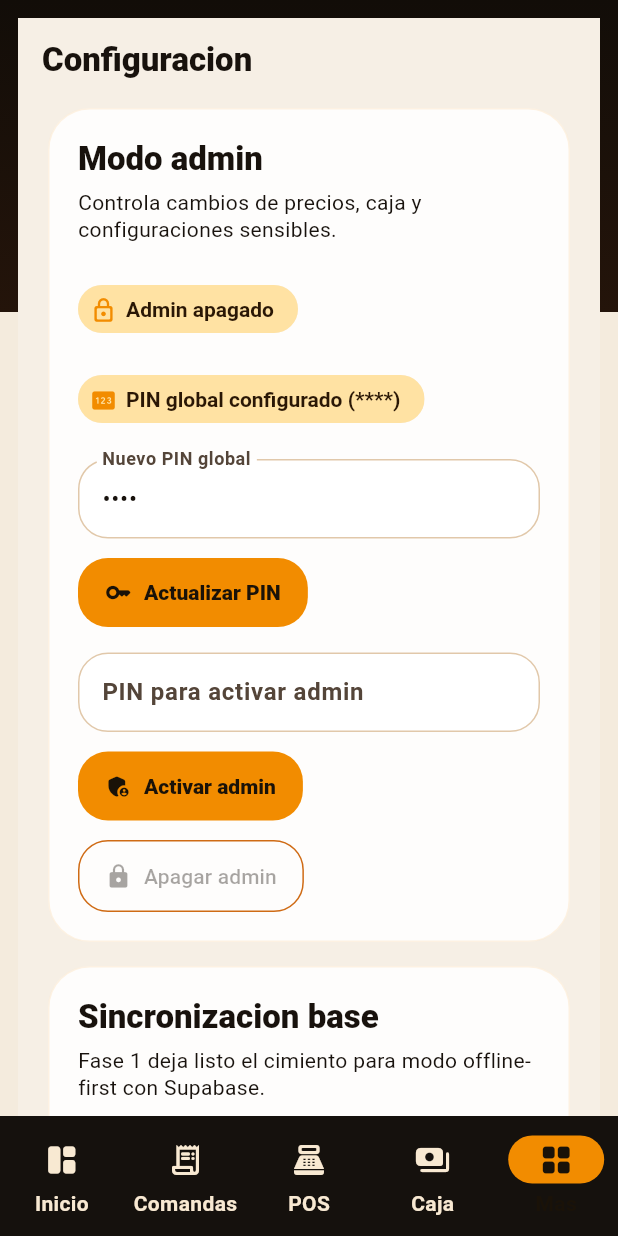
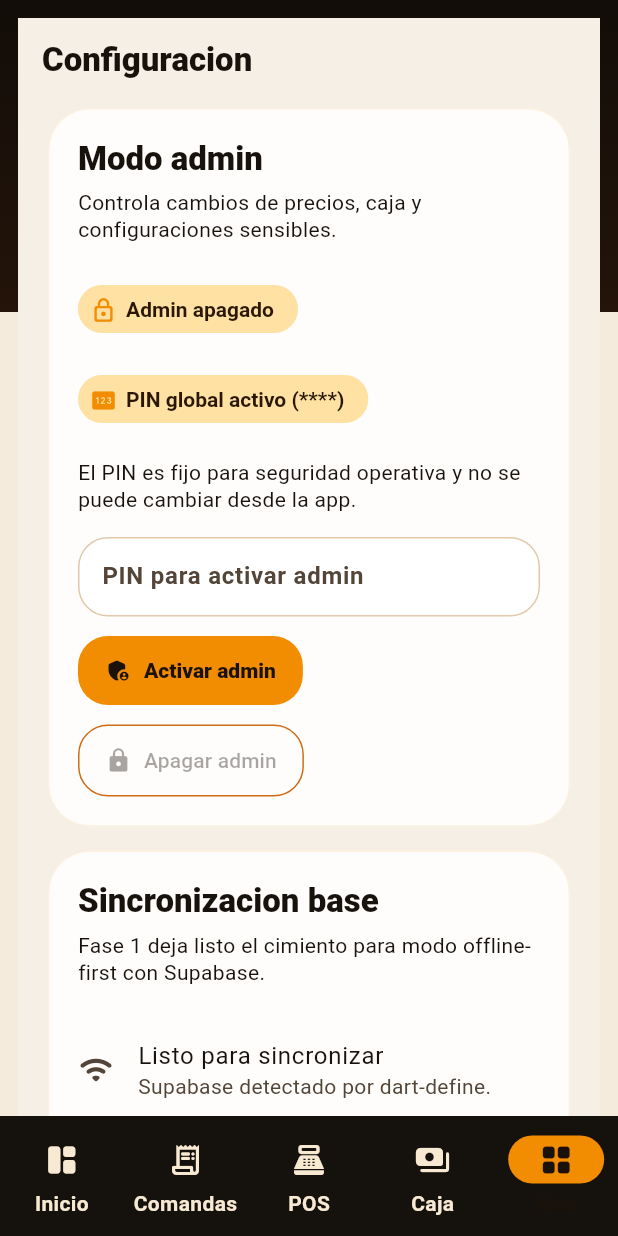
Before and after one commit to BrizueIa/bjburgers_app, a Flutter app: the SettingsScreen screen opened by its route, scrolled down 576 dp, on a phone screen of 412 x 824 dp. Run offline on Flutter 3.47's test engine with Material 3 defaults, Android fonts, the phone set to English and light mode, and no system bars; our stand-ins replace connectivity_plus, drift, flutter_dotenv, flutter_riverpod, go_router, share_plus and 2 more; accounts and stored records are empty; generated files the repository leaves out were written again.

Commit message:
feat: remove PIN update functionality and clarify fixed PIN usage in settings

```diff
--- a/lib/core/admin/admin_mode_controller.dart
+++ b/lib/core/admin/admin_mode_controller.dart
@@ -31,11 +31,6 @@ class AdminModeController extends StateNotifier<AdminModeState> {
     );
   }
 
-  Future<void> updatePin(String pin) async {
-    state = state.copyWith(pin: pin);
-    await _ref.read(localSettingsStoreProvider).saveAdminPin(pin);
-  }
-
   Future<bool> enableWithPin(String pin) async {
     if (!state.verifyPin(pin)) {
       return false;
--- a/lib/features/settings/presentation/screens/settings_screen.dart
+++ b/lib/features/settings/presentation/screens/settings_screen.dart
@@ -15,17 +15,14 @@ class SettingsScreen extends ConsumerStatefulWidget {
 class _SettingsScreenState extends ConsumerState<SettingsScreen> {
   late final TextEditingController _nameController;
   late final TextEditingController _menuController;
-  late final TextEditingController _pinController;
   late final TextEditingController _unlockController;
 
   @override
   void initState() {
     super.initState();
     final settings = ref.read(appSettingsProvider);
-    final admin = ref.read(adminModeProvider);
     _nameController = TextEditingController(text: settings.businessName);
     _menuController = TextEditingController(text: settings.digitalMenuUrl);
-    _pinController = TextEditingController(text: admin.pin);
     _unlockController = TextEditingController();
   }
 
@@ -33,7 +30,6 @@ class _SettingsScreenState extends ConsumerState<SettingsScreen> {
   void dispose() {
     _nameController.dispose();
     _menuController.dispose();
-    _pinController.dispose();
     _unlockController.dispose();
     super.dispose();
   }
@@ -136,42 +132,13 @@ class _SettingsScreenState extends ConsumerState<SettingsScreen> {
                     ),
                     Chip(
                       avatar: const Icon(Icons.pin_rounded, size: 18),
-                      label: Text(
-                        'PIN global configurado (${_maskPin(admin.pin)})',
-                      ),
+                      label: Text('PIN global activo (${_maskPin(admin.pin)})'),
                     ),
                   ],
                 ),
                 const SizedBox(height: 16),
-                TextField(
-                  controller: _pinController,
-                  keyboardType: TextInputType.number,
-                  obscureText: true,
-                  decoration: const InputDecoration(
-                    labelText: 'Nuevo PIN global',
-                  ),
-                ),
-                const SizedBox(height: 12),
-                FilledButton.tonalIcon(
-                  onPressed: () async {
-                    final messenger = ScaffoldMessenger.of(context);
-                    final pin = _pinController.text.trim();
-                    if (pin.length < 4) {
-                      messenger.showSnackBar(
-                        const SnackBar(
-                          content: Text('Usa un PIN de al menos 4 digitos.'),
-                        ),
-                      );
-                      return;
-                    }
-
-                    await ref.read(adminModeProvider.notifier).updatePin(pin);
-                    messenger.showSnackBar(
-                      const SnackBar(content: Text('PIN actualizado.')),
-                    );
-                  },
-                  icon: const Icon(Icons.key_rounded),
-                  label: const Text('Actualizar PIN'),
+                const Text(
+                  'El PIN es fijo para seguridad operativa y no se puede cambiar desde la app.',
                 ),
                 const SizedBox(height: 16),
                 TextField(
```
Also changed, not shown: 1 other file.
